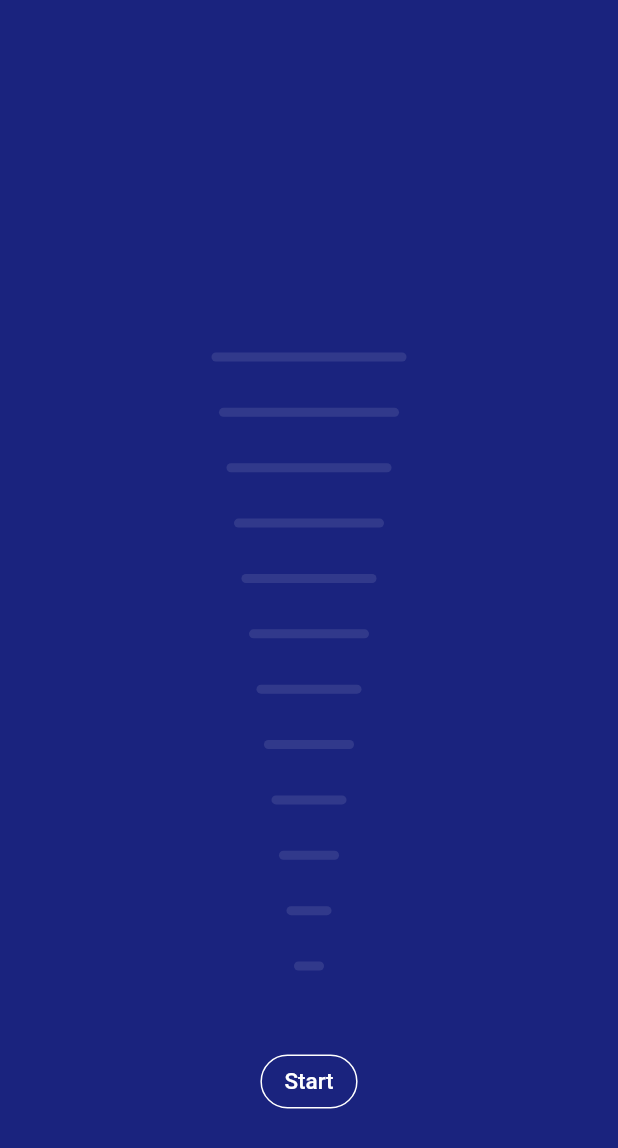
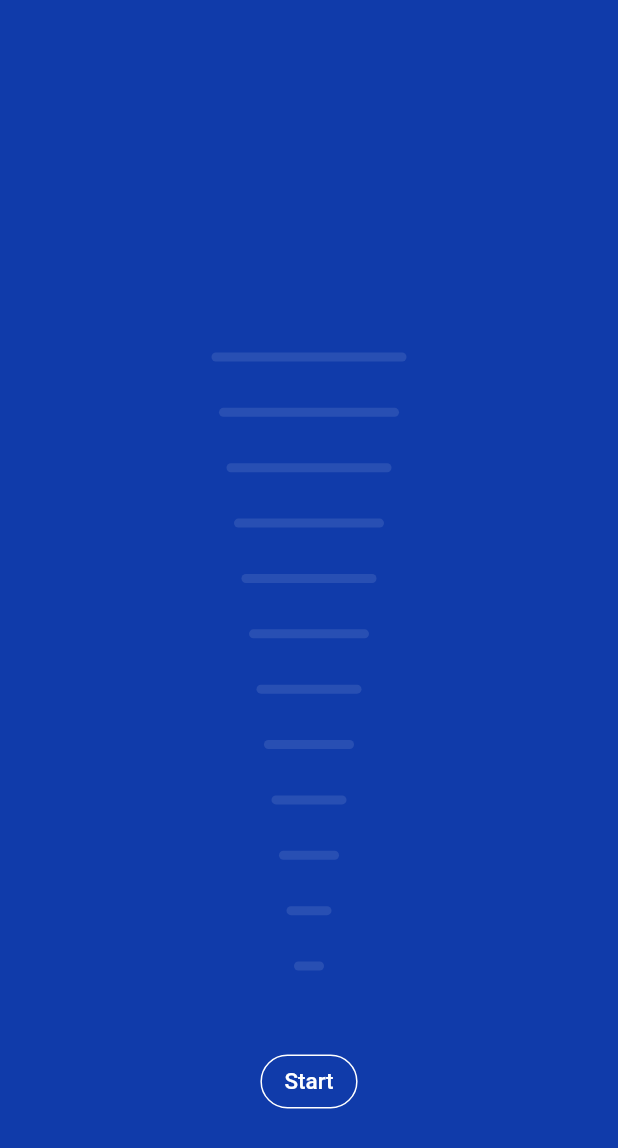
Before and after one commit to charlotteisambert/cardiac_coherence, a Flutter app: the screen it shows after launch, on a phone screen of 412 x 824 dp. Shown: the top 1148 px of the screen. Run offline on Flutter 3.47's test engine with Material 2 defaults, Android fonts, the phone set to English and light mode, and no system bars.

Commit message:
(home): change blue background color

```diff
--- a/lib/components/home/home.dart
+++ b/lib/components/home/home.dart
@@ -5,7 +5,7 @@ class Home extends StatelessWidget {
   @override
   Widget build(BuildContext context) {
     return Container(
-        decoration: BoxDecoration(color: Colors.indigo[900]),
+        decoration: BoxDecoration(color: Color(0xFF103BAA)),
         child: BarsAnimationWrapper());
   }
 }
```
